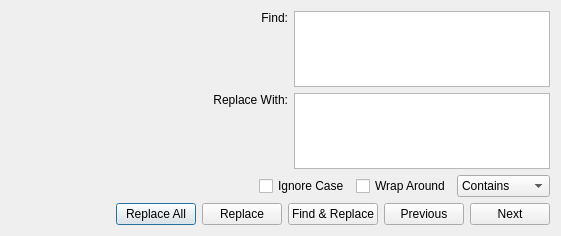
Qt form finddialog.ui (obiwankennedy/cahootseditor) before a commit.
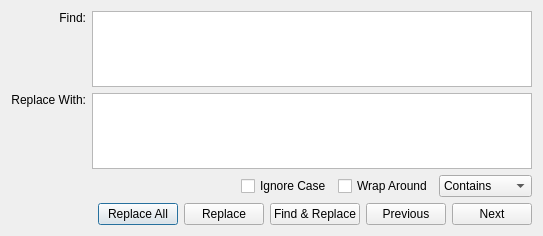
The same form after that commit.

Commit message: Commit for the collaborative text editing on the owner's side, still not working, but getting closer. Also redesigned the find dialog's ui a bit.

Diff of the .ui file:
```diff
--- a/finddialog.ui
+++ b/finddialog.ui
@@ -6,36 +6,17 @@
    <rect>
     <x>0</x>
     <y>0</y>
-    <width>561</width>
+    <width>543</width>
     <height>236</height>
    </rect>
   </property>
   <property name="windowTitle">
    <string>Find</string>
   </property>
-  <layout class="QVBoxLayout" name="verticalLayout">
-   <property name="spacing">
-    <number>6</number>
-   </property>
-   <property name="leftMargin">
-    <number>12</number>
-   </property>
-   <item>
-    <layout class="QHBoxLayout" name="horizontalLayout_2">
-     <item>
-      <spacer name="horizontalSpacer_3">
-       <property name="orientation">
-        <enum>Qt::Horizontal</enum>
-       </property>
-       <property name="sizeHint" stdset="0">
-        <size>
-         <width>40</width>
-         <height>20</height>
-        </size>
-       </property>
-      </spacer>
-     </item>
-     <item>
+  <layout class="QGridLayout" name="gridLayout_3">
+   <item row="0" column="0">
+    <layout class="QGridLayout" name="gridLayout_2">
+     <item row="0" column="0">
       <widget class="QLabel" name="label">
        <property name="text">
         <string>Find:</string>
@@ -45,34 +26,37 @@
        </property>
       </widget>
      </item>
-     <item>
-      <widget class="QTextEdit" name="textEdit_find">
-       <property name="minimumSize">
-        <size>
-         <width>100</width>
-         <height>1</height>
-        </size>
-       </property>
-      </widget>
+     <item row="0" column="1" rowspan="2">
+      <layout class="QGridLayout" name="gridLayout">
+       <item row="0" column="0">
+        <widget class="QTextEdit" name="textEdit_find">
+         <property name="sizePolicy">
+          <sizepolicy hsizetype="Expanding" vsizetype="Expanding">
+           <horstretch>0</horstretch>
+           <verstretch>0</verstretch>
+          </sizepolicy>
+         </property>
+         <property name="minimumSize">
+          <size>
+           <width>200</width>
+           <height>1</height>
+          </size>
+         </property>
+        </widget>
+       </item>
+       <item row="1" column="0">
+        <widget class="QTextEdit" name="textEdit_replace">
+         <property name="minimumSize">
+          <size>
+           <width>200</width>
+           <height>1</height>
+          </size>
+         </property>
+        </widget>
+       </item>
+      </layout>
      </item>
-    </layout>
-   </item>
-   <item>
-    <layout class="QHBoxLayout" name="horizontalLayout_3">
-     <item>
-      <spacer name="horizontalSpacer_4">
-       <property name="orientation">
-        <enum>Qt::Horizontal</enum>
-       </property>
-       <property name="sizeHint" stdset="0">
-        <size>
-         <width>40</width>
-         <height>20</height>
-        </size>
-       </property>
-      </spacer>
-     </item>
-     <item>
+     <item row="1" column="0">
       <widget class="QLabel" name="label_2">
        <property name="text">
         <string>Replace With:</string>
@@ -82,19 +66,9 @@
        </property>
       </widget>
      </item>
-     <item>
-      <widget class="QTextEdit" name="textEdit_replace">
-       <property name="minimumSize">
-        <size>
-         <width>100</width>
-         <height>1</height>
-        </size>
-       </property>
-      </widget>
-     </item>
     </layout>
    </item>
-   <item>
+   <item row="1" column="0">
     <layout class="QHBoxLayout" name="horizontalLayout_4">
      <item>
       <spacer name="horizontalSpacer_2">
@@ -144,7 +118,7 @@
      </item>
     </layout>
    </item>
-   <item>
+   <item row="3" column="0">
     <layout class="QHBoxLayout" name="horizontalLayout">
      <item>
       <spacer name="horizontalSpacer">
```
The commit also changes 2 other files.
